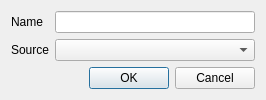
Qt form src/widgets/newpagedialog.ui (KDE/zanshin) before a commit.
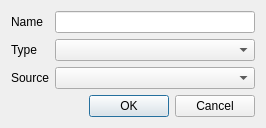
The same form after that commit. Custom widgets are drawn as their Qt base class.

```diff
--- a/src/widgets/newpagedialog.ui
+++ b/src/widgets/newpagedialog.ui
@@ -36,16 +36,26 @@
        </property>
       </widget>
      </item>
-     <item row="1" column="0">
-      <widget class="QLabel" name="label_3">
-       <property name="text">
-        <string>Source</string>
-       </property>
-      </widget>
-     </item>
-     <item row="1" column="1">
+     <item row="6" column="1">
       <widget class="Widgets::DataSourceComboBox" name="sourceCombo"/>
      </item>
+     <item row="6" column="0">
+      <widget class="QLabel" name="sourceLabel">
+       <property name="text">
+        <string>Source</string>
+       </property>
+      </widget>
+     </item>
+     <item row="4" column="1">
+      <widget class="QComboBox" name="typeCombo"/>
+     </item>
+     <item row="4" column="0">
+      <widget class="QLabel" name="typeLabel">
+       <property name="text">
+        <string>Type</string>
+       </property>
+      </widget>
+     </item>
     </layout>
    </item>
    <item>
```
Left out of the diff: 6 changed lines with no effect on the pictures.
